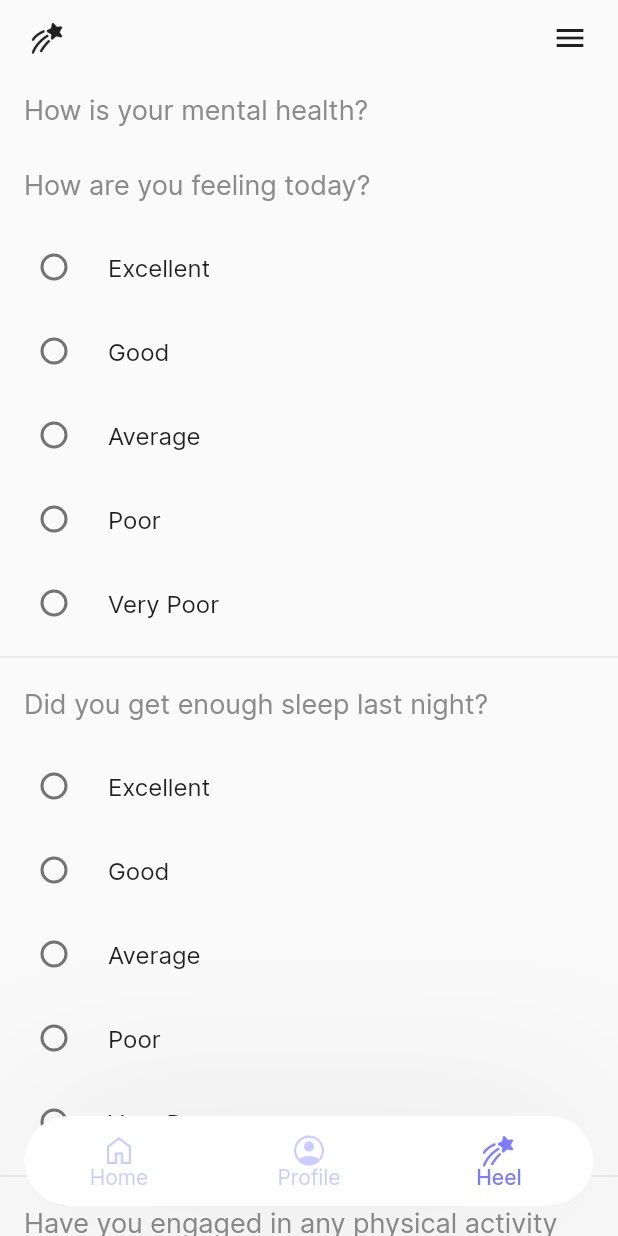
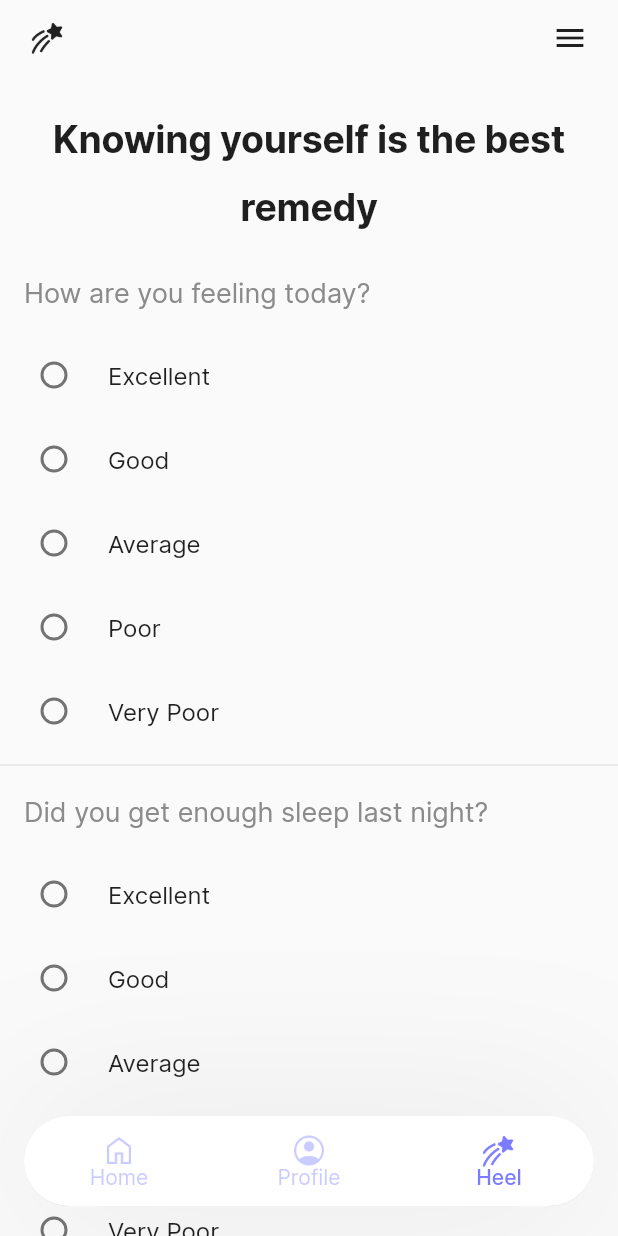
Before and after one commit to sreerajmp/star_book-dev, a Flutter app: the HeelScreen screen opened by its route, on a phone screen of 412 x 824 dp. Run offline on Flutter 3.47's test engine with Material 2 defaults, Android fonts, the phone set to English and light mode, and no system bars; our stand-ins replace flutter_bloc, flutter_form_builder, form_builder_validators, freezed_annotation, go_router, isar and 6 more; accounts and stored records are empty; generated files the repository leaves out were written again.

Commit message:
updated heading

```diff
--- a/lib/presentation/screen/heel_screen.dart
+++ b/lib/presentation/screen/heel_screen.dart
@@ -38,8 +38,10 @@ class HeelScreen extends StatelessWidget implements Screen<HeelScreenRoute> {
             Padding(
               padding: const EdgeInsets.all(16.0),
               child: Text(
-                'How is your mental health?',
-                style: TextStyle(fontSize: 18),
+                'Knowing yourself is the best remedy',
+                textAlign: TextAlign.center,
+                style: textTheme.headlineMedium!
+                    .copyWith(fontWeight: FontWeight.w800),
               ),
             ),
             for (var questionIndex = 0;
```
